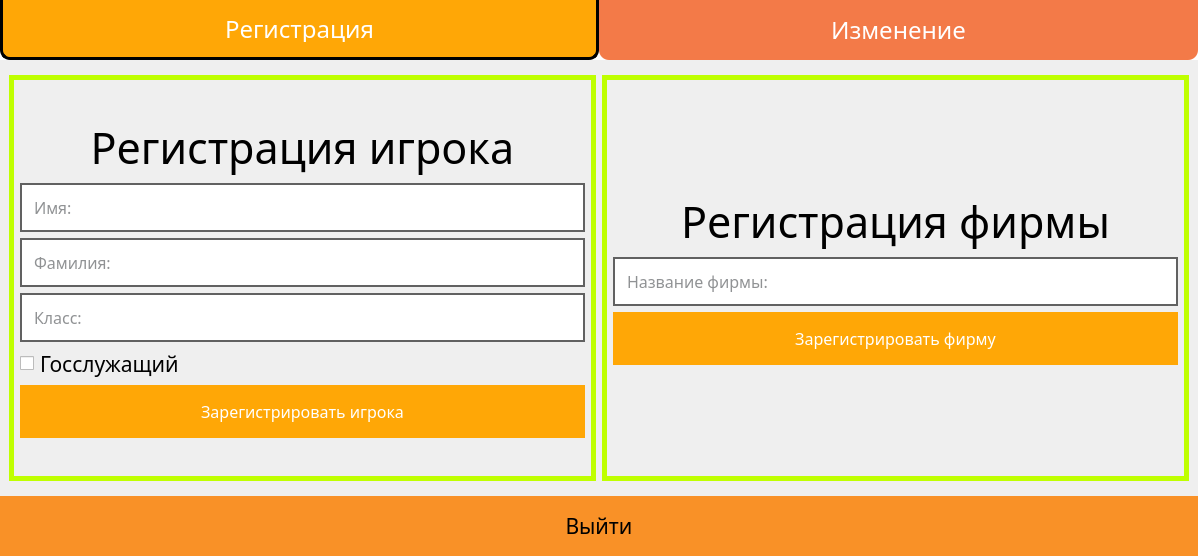
The window that src/forms/adminwindow.ui (FloppedWaffle/EconomicGameCardClient) describes before a commit, drawn with Qt 5.
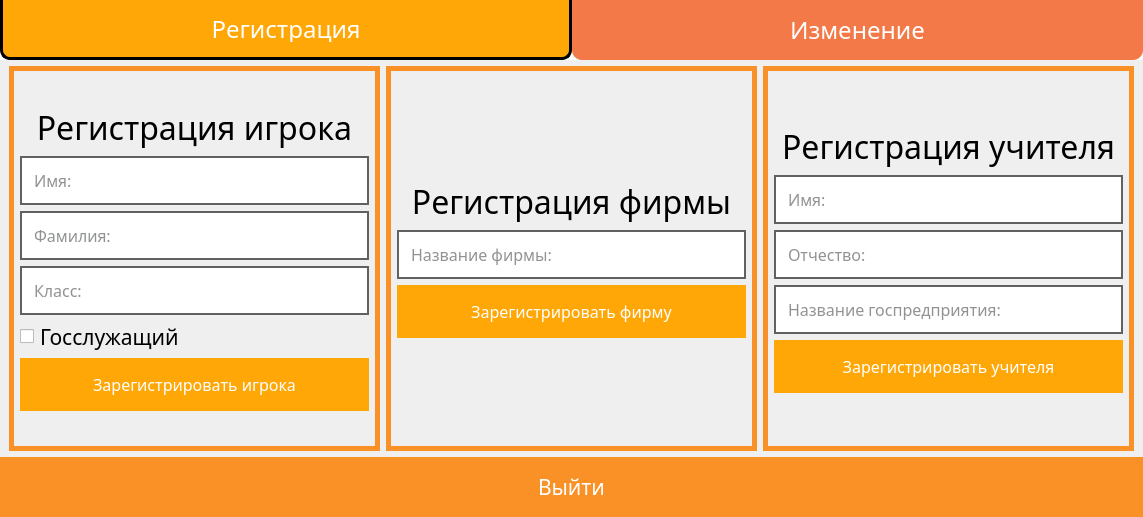
The same window after the commit.

Commit message: add: teacher registration

```diff
--- a/src/forms/adminwindow.ui
+++ b/src/forms/adminwindow.ui
@@ -6,8 +6,8 @@
    <rect>
     <x>0</x>
     <y>0</y>
-    <width>1198</width>
-    <height>556</height>
+    <width>1143</width>
+    <height>487</height>
    </rect>
   </property>
   <property name="windowTitle">
@@ -18,7 +18,7 @@
     <string notr="true">#exitButton
 {
     background-color: #F99127;
-    color: black;
+    color: white;
 	border: none;
 	padding: 15px;
 }
@@ -219,7 +219,24 @@
         <item row="0" column="0">
          <widget class="QFrame" name="registerFrame">
           <property name="styleSheet">
-           <string notr="true">QLineEdit
+           <string notr="true">#registerFrame
+{
+	border: none;
+}
+
+QFrame
+{
+	border: 5px solid #F99127;
+}
+
+QLabel
+{
+	border: none;
+}
+
+
+
+QLineEdit
 {
 	color: #212529;
 	padding: 10px;
@@ -266,24 +283,19 @@
            <enum>QFrame::Raised</enum>
           </property>
           <layout class="QHBoxLayout" name="horizontalLayout">
+           <property name="spacing">
+            <number>6</number>
+           </property>
+           <property name="topMargin">
+            <number>0</number>
+           </property>
+           <property name="bottomMargin">
+            <number>0</number>
+           </property>
            <item>
             <widget class="QFrame" name="personRegisterFrame">
              <property name="styleSheet">
-              <string notr="true">QFrame
-{
-	border: 5px solid #BFFF00;
-}
-
-
-
-QLabel
-{
-	border: none;
-}
-
-
-
-QCheckBox::indicator:checked
+              <string notr="true">QCheckBox::indicator:checked
 {
 	background-color: #FFA706;
 }</string>
@@ -328,7 +340,7 @@
                 <property name="font">
                  <font>
                   <family>Fira Sans Condensed</family>
-                  <pointsize>32</pointsize>
+                  <pointsize>24</pointsize>
                  </font>
                 </property>
                 <property name="text">
@@ -453,14 +465,7 @@
            <item>
             <widget class="QFrame" name="companyRegisterFrame">
              <property name="styleSheet">
-              <string notr="true">QFrame
-{
-	border: 5px solid #BFFF00;
-}
-
-
-
-QLabel
+              <string notr="true">QLabel
 {
 	border: none;
 }</string>
@@ -502,7 +507,7 @@
                 <property name="font">
                  <font>
                   <family>Fira Sans Condensed</family>
-                  <pointsize>32</pointsize>
+                  <pointsize>24</pointsize>
                  </font>
                 </property>
                 <property name="text">
@@ -564,6 +569,160 @@
              </layout>
             </widget>
            </item>
+           <item>
+            <widget class="QFrame" name="teacherRegisterFrame">
+             <property name="styleSheet">
+              <string notr="true">QCheckBox::indicator:checked
+{
+	background-color: #FFA706;
+}</string>
+             </property>
+             <property name="frameShape">
+              <enum>QFrame::NoFrame</enum>
+             </property>
+             <property name="frameShadow">
+              <enum>QFrame::Raised</enum>
+             </property>
+             <layout class="QVBoxLayout" name="verticalLayout_10">
+              <property name="spacing">
+               <number>6</number>
+              </property>
+              <property name="leftMargin">
+               <number>6</number>
+              </property>
+              <property name="topMargin">
+               <number>6</number>
+              </property>
+              <property name="rightMargin">
+               <number>6</number>
+              </property>
+              <property name="bottomMargin">
+               <number>6</number>
+              </property>
+              <item>
+               <spacer name="verticalSpacer_6">
+                <property name="orientation">
+                 <enum>Qt::Vertical</enum>
+                </property>
+                <property name="sizeHint" stdset="0">
+                 <size>
+                  <width>20</width>
+                  <height>40</height>
+                 </size>
+                </property>
+               </spacer>
+              </item>
+              <item>
+               <widget class="QLabel" name="registerTeacherLabel">
+                <property name="font">
+                 <font>
+                  <family>Fira Sans Condensed</family>
+                  <pointsize>24</pointsize>
+                 </font>
+                </property>
+                <property name="text">
+                 <string>Регистрация учителя</string>
+                </property>
+                <property name="alignment">
+                 <set>Qt::AlignCenter</set>
+                </property>
+               </widget>
+              </item>
+              <item>
+               <widget class="QLineEdit" name="teacherFirstnameLineEdit">
+                <property name="sizePolicy">
+                 <sizepolicy hsizetype="Preferred" vsizetype="Fixed">
+                  <horstretch>0</horstretch>
+                  <verstretch>0</verstretch>
+                 </sizepolicy>
+                </property>
+                <property name="font">
+                 <font>
+                  <family>Fira Sans Condensed</family>
+                  <pointsize>12</pointsize>
+                 </font>
+                </property>
+                <property name="text">
+                 <string/>
+                </property>
+                <property name="placeholderText">
+                 <string>Имя:</string>
+                </property>
+               </widget>
+              </item>
+              <item>
+               <widget class="QLineEdit" name="middlenameLineEdit">
+                <property name="sizePolicy">
+                 <sizepolicy hsizetype="Preferred" vsizetype="Fixed">
+                  <horstretch>0</horstretch>
+                  <verstretch>0</verstretch>
+                 </sizepolicy>
+                </property>
+                <property name="font">
+                 <font>
+                  <family>Fira Sans Condensed</family>
+                  <pointsize>12</pointsize>
+                 </font>
+                </property>
+                <property name="text">
+                 <string/>
+                </property>
+                <property name="placeholderText">
+                 <string>Отчество:</string>
+                </property>
+               </widget>
+              </item>
+              <item>
+               <widget class="QLineEdit" name="subjectNameLineEdit">
+                <property name="sizePolicy">
+                 <sizepolicy hsizetype="Preferred" vsizetype="Fixed">
+                  <horstretch>0</horstretch>
+                  <verstretch>0</verstretch>
+                 </sizepolicy>
+                </property>
+                <property name="font">
+                 <font>
+                  <family>Fira Sans Condensed</family>
+                  <pointsize>12</pointsize>
+                 </font>
+                </property>
+                <property name="text">
+                 <string/>
+                </property>
+                <property name="placeholderText">
+                 <string>Название госпредприятия:</string>
+                </property>
+               </widget>
+              </item>
+              <item>
+               <widget class="QPushButton" name="registerTeacherButton">
+                <property name="font">
+                 <font>
+                  <family>Fira Sans Condensed</family>
+                  <pointsize>12</pointsize>
+                 </font>
+                </property>
+                <property name="text">
+                 <string>Зарегистрировать учителя</string>
+                </property>
+               </widget>
+              </item>
+              <item>
+               <spacer name="verticalSpacer_8">
+                <property name="orientation">
+                 <enum>Qt::Vertical</enum>
+                </property>
+                <property name="sizeHint" stdset="0">
+                 <size>
+                  <width>20</width>
+                  <height>40</height>
+                 </size>
+                </property>
+               </spacer>
+              </item>
+             </layout>
+            </widget>
+           </item>
           </layout>
          </widget>
         </item>
```
Left out of the diff: 2 changed lines with no effect on the pictures. The commit also changes 6 other files.
